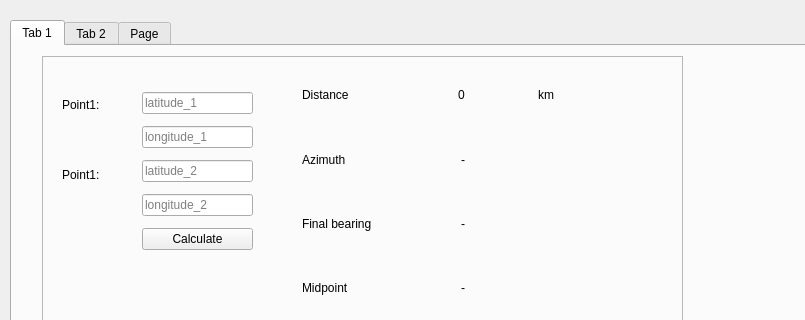
Above: tutorial/carsamba_ogleden_once/untitled.ui from omerolkun/cs399_qt before the change; both pictures show x 0 to 805 and y 0 to 320 of the 1173 by 770 pixel window. Below: the same form after it.
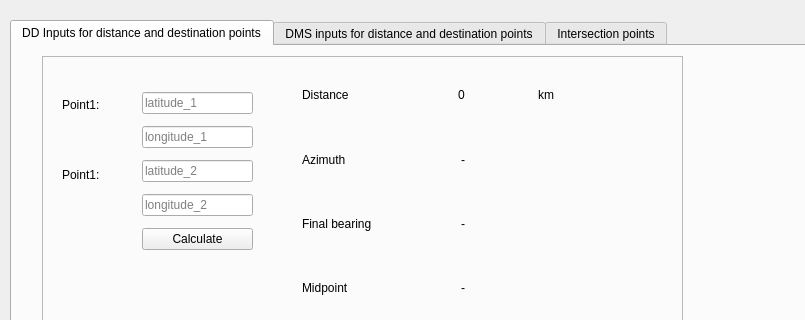
That is the form after the change. The open tabs and pages were chosen to show the change.

Commit message: tab names are changed

Diff of the .ui file:
```diff
--- a/tutorial/carsamba_ogleden_once/untitled.ui
+++ b/tutorial/carsamba_ogleden_once/untitled.ui
@@ -28,7 +28,7 @@
     </property>
     <widget class="QWidget" name="tab">
      <attribute name="title">
-      <string>Tab 1</string>
+      <string>DD Inputs for distance and destination points</string>
      </attribute>
      <widget class="Line" name="line">
       <property name="geometry">
@@ -411,7 +411,7 @@
     </widget>
     <widget class="QWidget" name="tab_2">
      <attribute name="title">
-      <string>Tab 2</string>
+      <string>DMS inputs for distance and destination points</string>
      </attribute>
      <widget class="QWidget" name="verticalLayoutWidget_6">
       <property name="geometry">
@@ -1423,7 +1423,7 @@
     </widget>
     <widget class="QWidget" name="tab_3">
      <attribute name="title">
-      <string>Page</string>
+      <string>Intersection points</string>
      </attribute>
      <widget class="QFrame" name="frame_7">
       <property name="geometry">
```
Left out of the diff: 2 changed lines with no effect on the pictures. The commit also changes 4 other files.
